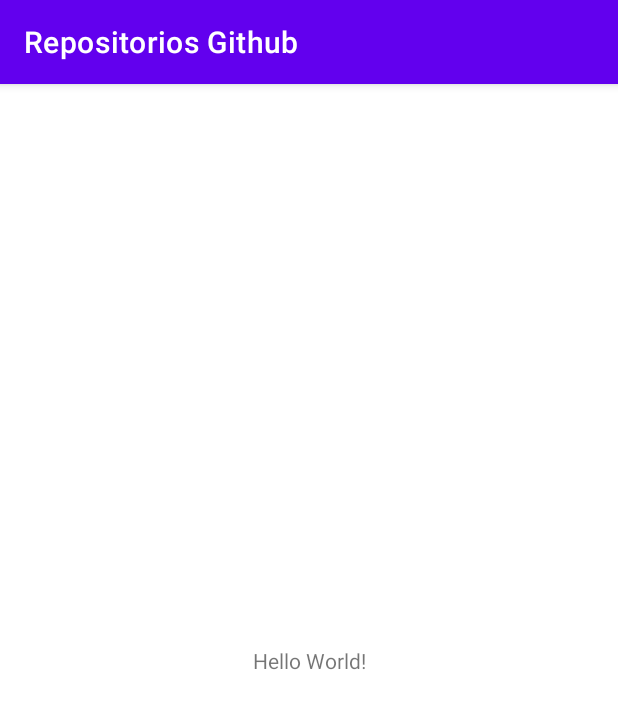
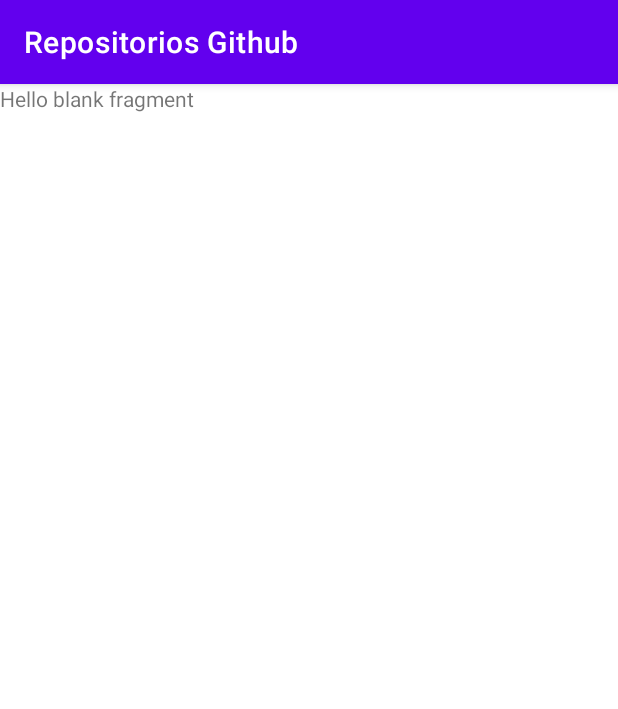
Before and after one commit to matheuspaz123/Repositorios_Github, an Android app: the screen it shows after launch (MainActivity), on a phone screen of 412 x 824 dp. Shown: the top 709 px of the screen. Run offline under Robolectric (Android 15) with nearby library versions, the phone set to English and light mode, and no system bars.

```diff
--- a/app/build.gradle
+++ b/app/build.gradle
@@ -46,12 +46,17 @@ dependencies {
     //Biblioteca coil para abrir imagens
     implementation "io.coil-kt:coil:1.1.0"
 
+    //Bibliotecas navigation
+    implementation 'androidx.navigation:navigation-fragment-ktx:2.3.4'
+    implementation 'androidx.navigation:navigation-ui-ktx:2.3.4'
+
     //Bibliotecas nativas android kotlin
     implementation "org.jetbrains.kotlin:kotlin-stdlib:$kotlin_version"
     implementation 'androidx.core:core-ktx:1.3.2'
     implementation 'androidx.appcompat:appcompat:1.2.0'
     implementation 'com.google.android.material:material:1.3.0'
     implementation 'androidx.constraintlayout:constraintlayout:2.0.4'
+    implementation 'androidx.legacy:legacy-support-v4:1.0.0'
     testImplementation 'junit:junit:4.+'
     androidTestImplementation 'androidx.test.ext:junit:1.1.2'
     androidTestImplementation 'androidx.test.espresso:espresso-core:3.3.0'
--- /dev/null
+++ b/app/src/main/java/com/example/repositoriosgithub/HomeFragment.kt
@@ -0,0 +1,27 @@
+package com.example.repositoriosgithub
+
+import android.os.Bundle
+import androidx.fragment.app.Fragment
+import android.view.LayoutInflater
+import android.view.View
+import android.view.ViewGroup
+
+
+class HomeFragment : Fragment() {
+
+
+    override fun onCreate(savedInstanceState: Bundle?) {
+        super.onCreate(savedInstanceState)
+
+    }
+
+    override fun onCreateView(
+        inflater: LayoutInflater, container: ViewGroup?,
+        savedInstanceState: Bundle?
+    ): View? {
+        // Inflate the layout for this fragment
+        return inflater.inflate(R.layout.fragment_home, container, false)
+    }
+
+
+}
--- a/app/src/main/res/layout/activity_main.xml
+++ b/app/src/main/res/layout/activity_main.xml
@@ -6,13 +6,12 @@
     android:layout_height="match_parent"
     tools:context=".MainActivity">
 
-    <TextView
-        android:layout_width="wrap_content"
-        android:layout_height="wrap_content"
-        android:text="Hello World!"
-        app:layout_constraintBottom_toBottomOf="parent"
-        app:layout_constraintLeft_toLeftOf="parent"
-        app:layout_constraintRight_toRightOf="parent"
-        app:layout_constraintTop_toTopOf="parent" />
+    <fragment
+        android:id="@+id/fragment_main_host"
+        android:name="androidx.navigation.fragment.NavHostFragment"
+        android:layout_width="match_parent"
+        android:layout_height="match_parent"
+        app:defaultNavHost="true"
+        app:navGraph="@navigation/my_nave" />
 
 </androidx.constraintlayout.widget.ConstraintLayout>
--- /dev/null
+++ b/app/src/main/res/layout/fragment_home.xml
@@ -0,0 +1,13 @@
+<?xml version="1.0" encoding="utf-8"?>
+<FrameLayout xmlns:android="http://schemas.android.com/apk/res/android"
+    xmlns:tools="http://schemas.android.com/tools"
+    android:layout_width="match_parent"
+    android:layout_height="match_parent"
+    tools:context=".HomeFragment">
+
+    <TextView
+        android:layout_width="match_parent"
+        android:layout_height="match_parent"
+        android:text="@string/hello_blank_fragment" />
+
+</FrameLayout>
--- /dev/null
+++ b/app/src/main/res/navigation/my_nave.xml
@@ -0,0 +1,14 @@
+<?xml version="1.0" encoding="utf-8"?>
+<navigation xmlns:android="http://schemas.android.com/apk/res/android"
+    xmlns:app="http://schemas.android.com/apk/res-auto"
+    xmlns:tools="http://schemas.android.com/tools"
+    android:id="@+id/my_nave"
+    app:startDestination="@id/homeFragment">
+
+    <fragment
+        android:id="@+id/homeFragment"
+        android:name="com.example.repositoriosgithub.HomeFragment"
+        android:label="fragment_home"
+        tools:layout="@layout/fragment_home" />
+
+</navigation>
--- a/app/src/main/res/values/colors.xml
+++ b/app/src/main/res/values/colors.xml
@@ -7,4 +7,5 @@
     <color name="teal_700">#FF018786</color>
     <color name="black">#FF000000</color>
     <color name="white">#FFFFFFFF</color>
+    <color name="card_view">#BCBABA</color>
 </resources>
--- a/app/src/main/res/values/strings.xml
+++ b/app/src/main/res/values/strings.xml
@@ -2,4 +2,6 @@
     <string name="app_name">Repositorios Github</string>
     <string name="nome_de_usuario">Nome de usuario:</string>
     <string name="reposit_rio">Repositòrio: </string>
+    <!-- TODO: Remove or change this placeholder text -->
+    <string name="hello_blank_fragment">Hello blank fragment</string>
 </resources>
```
